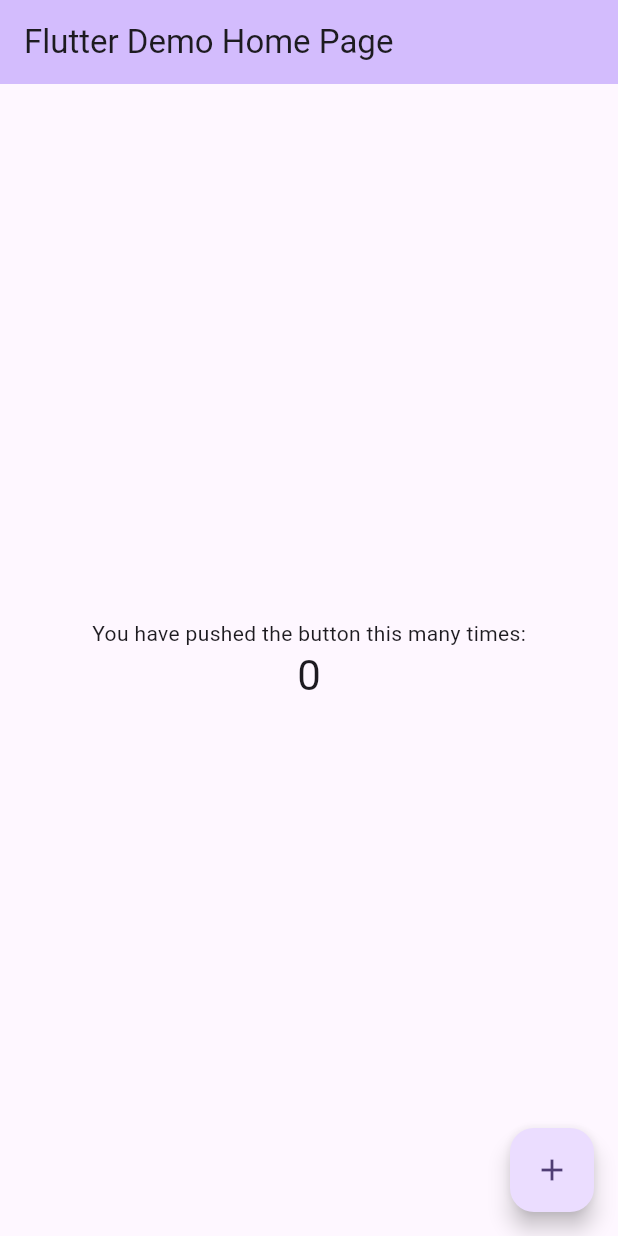
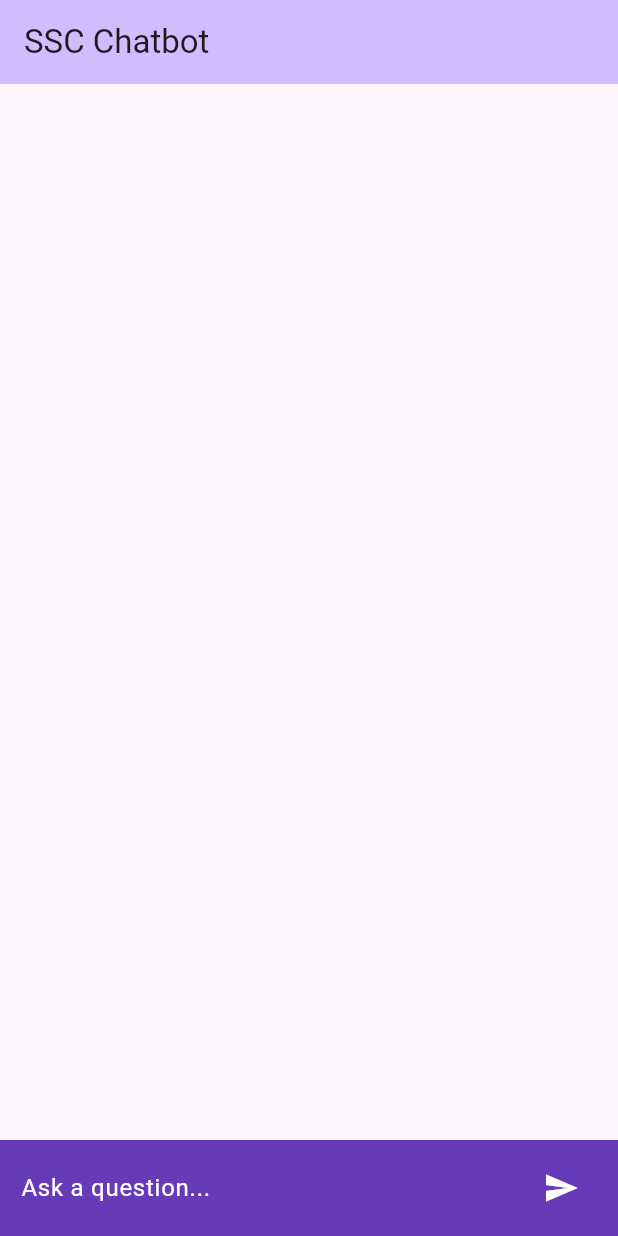
Before and after one commit to dto-btn/chatbot-ui, a Flutter app: the screen it shows after launch, on a phone screen of 412 x 824 dp. Run offline on Flutter 3.47's test engine with Material 2 defaults, Android fonts, the phone set to English and light mode, and no system bars.

Commit message:
Added basic Chat UI

```diff
--- a/chatbot_ui/lib/main.dart
+++ b/chatbot_ui/lib/main.dart
@@ -1,3 +1,4 @@
+import 'package:chatbot_ui/messages.dart';
 import 'package:flutter/material.dart';
 
 void main() {
@@ -11,42 +12,20 @@ class MyApp extends StatelessWidget {
   @override
   Widget build(BuildContext context) {
     return MaterialApp(
-      title: 'Flutter Demo',
+      title: 'SSC Chatbot',
       theme: ThemeData(
-        // This is the theme of your application.
-        //
-        // TRY THIS: Try running your application with "flutter run". You'll see
-        // the application has a blue toolbar. Then, without quitting the app,
-        // try changing the seedColor in the colorScheme below to Colors.green
-        // and then invoke "hot reload" (save your changes or press the "hot
-        // reload" button in a Flutter-supported IDE, or press "r" if you used
-        // the command line to start the app).
-        //
-        // Notice that the counter didn't reset back to zero; the application
-        // state is not lost during the reload. To reset the state, use hot
-        // restart instead.
-        //
-        // This works for code too, not just values: Most code changes can be
-        // tested with just a hot reload.
+
         colorScheme: ColorScheme.fromSeed(seedColor: Colors.deepPurple),
         useMaterial3: true,
       ),
-      home: const MyHomePage(title: 'Flutter Demo Home Page'),
+      debugShowCheckedModeBanner: false,
+      home: const MyHomePage(title: 'SSC Chatbot'),
     );
   }
 }
 
 class MyHomePage extends StatefulWidget {
   const MyHomePage({super.key, required this.title});
-
-  // This widget is the home page of your application. It is stateful, meaning
-  // that it has a State object (defined below) that contains fields that affect
-  // how it looks.
-
-  // This class is the configuration for the state. It holds the values (in this
-  // case the title) provided by the parent (in this case the App widget) and
-  // used by the build method of the State. Fields in a Widget subclass are
-  // always marked "final".
 
   final String title;
 
@@ -55,71 +34,68 @@ class MyHomePage extends StatefulWidget {
 }
 
 class _MyHomePageState extends State<MyHomePage> {
-  int _counter = 0;
-
-  void _incrementCounter() {
-    setState(() {
-      // This call to setState tells the Flutter framework that something has
-      // changed in this State, which causes it to rerun the build method below
-      // so that the display can reflect the updated values. If we changed
-      // _counter without calling setState(), then the build method would not be
-      // called again, and so nothing would appear to happen.
-      _counter++;
-    });
-  }
+  final TextEditingController _controller = TextEditingController();
+  List<Map<String, dynamic>> messages = [];
 
   @override
   Widget build(BuildContext context) {
-    // This method is rerun every time setState is called, for instance as done
-    // by the _incrementCounter method above.
-    //
-    // The Flutter framework has been optimized to make rerunning build methods
-    // fast, so that you can just rebuild anything that needs updating rather
-    // than having to individually change instances of widgets.
     return Scaffold(
       appBar: AppBar(
-        // TRY THIS: Try changing the color here to a specific color (to
-        // Colors.amber, perhaps?) and trigger a hot reload to see the AppBar
-        // change color while the other colors stay the same.
         backgroundColor: Theme.of(context).colorScheme.inversePrimary,
-        // Here we take the value from the MyHomePage object that was created by
-        // the App.build method, and use it to set our appbar title.
         title: Text(widget.title),
       ),
-      body: Center(
-        // Center is a layout widget. It takes a single child and positions it
-        // in the middle of the parent.
+      body: Container(
         child: Column(
-          // Column is also a layout widget. It takes a list of children and
-          // arranges them vertically. By default, it sizes itself to fit its
-          // children horizontally, and tries to be as tall as its parent.
-          //
-          // Column has various properties to control how it sizes itself and
-          // how it positions its children. Here we use mainAxisAlignment to
-          // center the children vertically; the main axis here is the vertical
-          // axis because Columns are vertical (the cross axis would be
-          // horizontal).
-          //
-          // TRY THIS: Invoke "debug painting" (choose the "Toggle Debug Paint"
-          // action in the IDE, or press "p" in the console), to see the
-          // wireframe for each widget.
-          mainAxisAlignment: MainAxisAlignment.center,
-          children: <Widget>[
-            const Text(
-              'You have pushed the button this many times:',
-            ),
-            Text(
-              '$_counter',
-              style: Theme.of(context).textTheme.headlineMedium,
-            ),
+          children: [
+            Expanded(child: MessagesScreen(messages: messages)),
+            Container(
+              padding: EdgeInsets.symmetric(horizontal: 14, vertical: 8),
+              color: Colors.deepPurple,
+              child: Row(
+                children: [
+                  Expanded(
+                    child: TextField(
+                      controller: _controller,
+                      style: TextStyle(color: Colors.white),
+                      decoration: const InputDecoration.collapsed(
+                          hintText: "Ask a question...",
+                          hintStyle: TextStyle(color: Colors.white),
+                      ),
+                    )
+                  ),
+                  IconButton(
+                    onPressed: () {
+                      sendMessage(_controller.text);
+                      _controller.clear();
+                    },
+                    icon: Icon(Icons.send),
+                    color: Colors.white
+                  )
+                ],
+              )
+            )
           ],
-        ),
-      ),
-      floatingActionButton: FloatingActionButton(
-        onPressed: _incrementCounter,
-        tooltip: 'Increment',
-        child: const Icon(Icons.add),
-      ), // This trailing comma makes auto-formatting nicer for build methods.
+        )
+      )
     );
   }
+
+  sendMessage(String text) {
+    bool isUser = true;
+    if (isUser){
+      setState(() {
+        addMessage(text, isUser);
+      });
+
+      String response = "I don't understand...";
+      isUser = false;
+      setState(() {
+        addMessage(response, isUser);
+      });
+    }
+  }
+
+  addMessage(String response, bool isUser) {
+    messages.add({'msg': response, 'isUser': isUser});
+  }
 }
--- /dev/null
+++ b/chatbot_ui/lib/messages.dart
@@ -0,0 +1,46 @@
+import 'package:flutter/material.dart';
+
+class MessagesScreen extends StatefulWidget {
+  final List messages;
+  const MessagesScreen({Key? key, required this.messages}) : super(key: key);
+
+  @override
+  _MessagesScreenState createState() => _MessagesScreenState();
+}
+
+class _MessagesScreenState extends State<MessagesScreen> {
+  @override
+  Widget build(BuildContext context) {
+    var w = MediaQuery.of(context).size.width;
+    return ListView.separated(
+        itemBuilder: (context, index) {
+          return Container(
+            margin: EdgeInsets.all(10),
+            child: Row(
+              mainAxisAlignment: widget.messages[index]['isUser']
+                  ? MainAxisAlignment.end
+                  : MainAxisAlignment.start,
+              children: [
+                Container(
+                    padding: EdgeInsets.symmetric(vertical: 14, horizontal: 14),
+                    decoration: BoxDecoration(
+                        borderRadius: BorderRadius.only(
+                          bottomLeft: Radius.circular(20),
+                          topRight: Radius.circular(20),
+                          bottomRight: Radius.circular(widget.messages[index]['isUser'] ? 0 : 20),
+                          topLeft: Radius.circular(widget.messages[index]['isUser'] ? 20 : 0),
+                        ),
+                        color: widget.messages[index]['isUser']
+                            ? Colors.purple.shade200.withOpacity(0.8)
+                            : Colors.blue.shade200.withOpacity(0.8)),
+                    constraints: BoxConstraints(maxWidth: w * 2 / 3),
+                    child:
+                        Text(widget.messages[index]['msg'])),
+              ],
+            ),
+          );
+        },
+        separatorBuilder: (_, i) => Padding(padding: EdgeInsets.only(top: 10)),
+        itemCount: widget.messages.length);
+  }
+}
```
Also changed, not shown: 1 other file.
